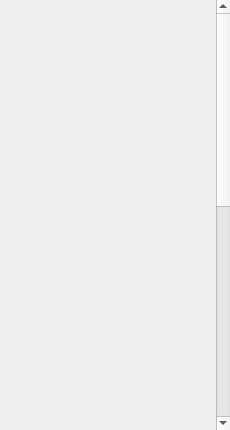
Old version of the form forms/PreviewPanel.ui in the repository LuminanceHDR/LuminanceHDR.
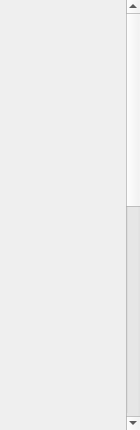
New version of the form.

Commit message: [PreviewPanel]: Restored horizontal fixed size

```diff
--- a/forms/PreviewPanel.ui
+++ b/forms/PreviewPanel.ui
@@ -6,12 +6,12 @@
    <rect>
     <x>0</x>
     <y>0</y>
-    <width>230</width>
+    <width>140</width>
     <height>430</height>
    </rect>
   </property>
   <property name="sizePolicy">
-   <sizepolicy hsizetype="Minimum" vsizetype="Preferred">
+   <sizepolicy hsizetype="Fixed" vsizetype="Preferred">
     <horstretch>0</horstretch>
     <verstretch>0</verstretch>
    </sizepolicy>
@@ -28,6 +28,12 @@
    </property>
    <item row="0" column="0">
     <widget class="QScrollArea" name="scrollArea">
+     <property name="sizePolicy">
+      <sizepolicy hsizetype="Minimum" vsizetype="Expanding">
+       <horstretch>0</horstretch>
+       <verstretch>0</verstretch>
+      </sizepolicy>
+     </property>
      <property name="minimumSize">
       <size>
        <width>120</width>
@@ -57,8 +63,8 @@
        <rect>
         <x>0</x>
         <y>0</y>
-        <width>214</width>
-        <height>950</height>
+        <width>125</width>
+        <height>934</height>
        </rect>
       </property>
       <property name="minimumSize">
@@ -76,6 +82,9 @@
        </property>
        <item row="0" column="0">
         <layout class="QVBoxLayout" name="verticalLayout">
+         <property name="sizeConstraint">
+          <enum>QLayout::SetDefaultConstraint</enum>
+         </property>
          <item>
           <widget class="QFrame" name="frameMantiuk06">
            <property name="sizePolicy">
```
